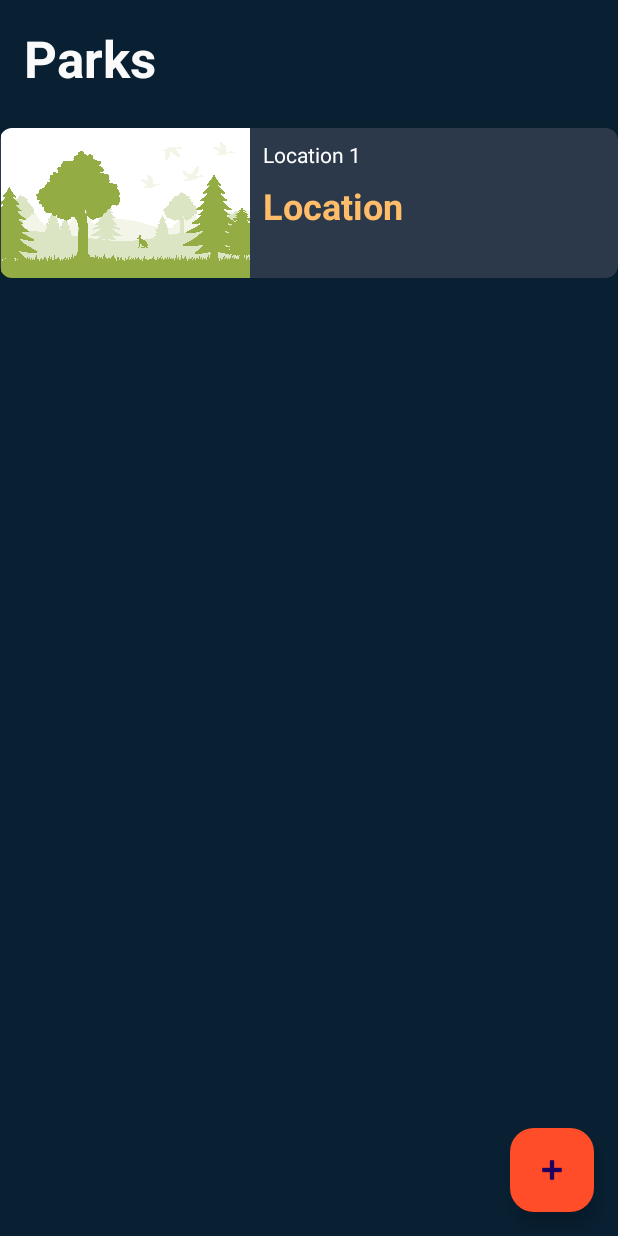
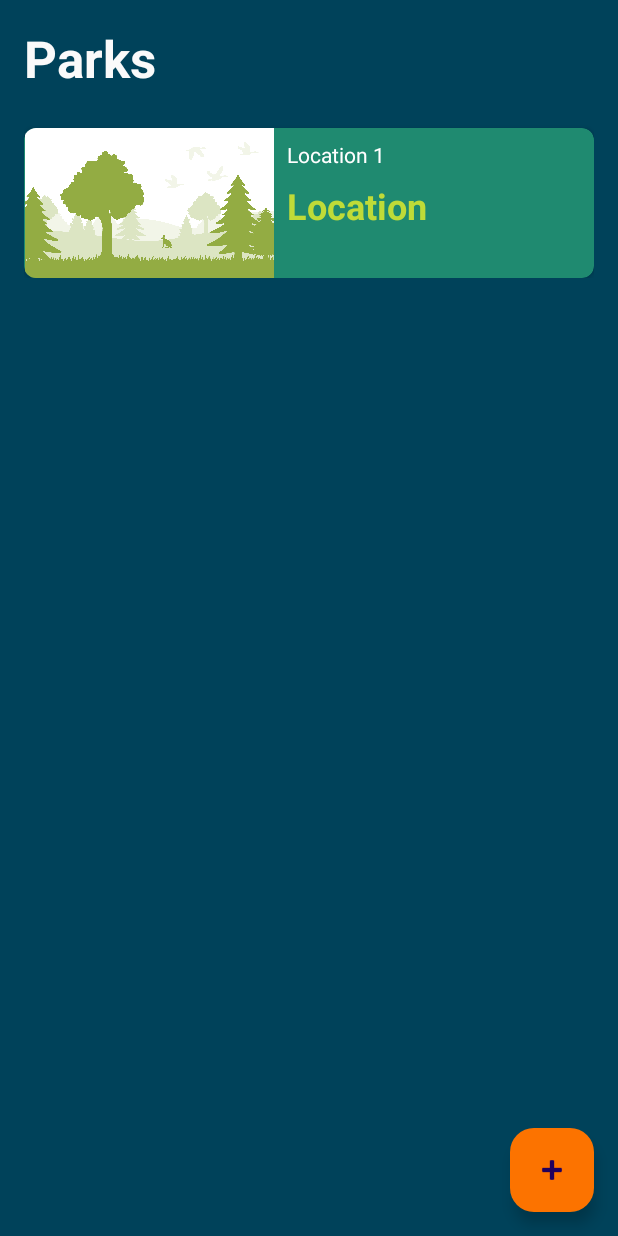
Before and after one commit to DanielQuesada97/Parcial1_moviles, an Android app: the screen it shows after launch (MainActivity), on a phone screen of 412 x 824 dp. Run offline under Robolectric (Android 15) with nearby library versions, the phone set to English and light mode, and no system bars; our stand-ins replace data binding.

Commit message:
Final Commit

```diff
--- a/app/src/main/res/layout/fragment_park_list.xml
+++ b/app/src/main/res/layout/fragment_park_list.xml
@@ -23,7 +23,7 @@
             android:layout_marginStart="16dp"
             android:layout_marginTop="16dp"
             android:layout_marginEnd="16dp"
-            android:text="Parks"
+            android:text="@string/parks"
             android:textColor="#FAFAFA"
             android:textColorHint="#FFFFFF"
             android:textSize="34sp"
@@ -37,7 +37,9 @@
             android:id="@+id/recyclerView"
             android:layout_width="match_parent"
             android:layout_height="0dp"
+            android:layout_marginStart="16dp"
             android:layout_marginTop="8dp"
+            android:layout_marginEnd="16dp"
             app:layout_constraintBottom_toBottomOf="parent"
             app:layout_constraintEnd_toEndOf="parent"
             app:layout_constraintStart_toStartOf="parent"
--- a/app/src/main/res/layout/park_item.xml
+++ b/app/src/main/res/layout/park_item.xml
@@ -36,7 +36,7 @@
                     android:layout_width="wrap_content"
                     android:layout_height="wrap_content"
                     android:layout_marginTop="8dp"
-                    android:text="Park Name"
+                    android:text="@string/park_name"
                     android:textColor="@color/white"
                     app:layout_constraintStart_toEndOf="@+id/imageView"
                     app:layout_constraintTop_toTopOf="parent" />
@@ -46,7 +46,7 @@
                     android:layout_width="wrap_content"
                     android:layout_height="wrap_content"
                     android:layout_marginTop="8dp"
-                    android:text="location"
+                    android:text="@string/location2"
                     android:textColor="@color/location"
                     android:textSize="24sp"
                     android:textStyle="bold"
--- a/app/src/main/res/values/colors.xml
+++ b/app/src/main/res/values/colors.xml
@@ -3,8 +3,8 @@
     <color name="black">#FF000000</color>
     <color name="white">#FFFFFFFF</color>
 
-    <color name="backgroundLayout">#082032</color>
-    <color name="cardLayout">#2C394B</color>
-    <color name="location">#FFBD69</color>
-    <color name="buttonColor">#FF4C29</color>
+    <color name="backgroundLayout">#00425A</color>
+    <color name="cardLayout">#1F8A70</color>
+    <color name="location">#BFDB38</color>
+    <color name="buttonColor">#FC7300</color>
 </resources>
--- a/app/src/main/res/values/strings.xml
+++ b/app/src/main/res/values/strings.xml
@@ -6,4 +6,7 @@
     <string name="description">Description</string>
     <string name="location">Location</string>
     <string name="name">Name</string>
+    <string name="parks">Parks</string>
+    <string name="park_name">Park Name</string>
+    <string name="location2">location</string>
 </resources>
```
